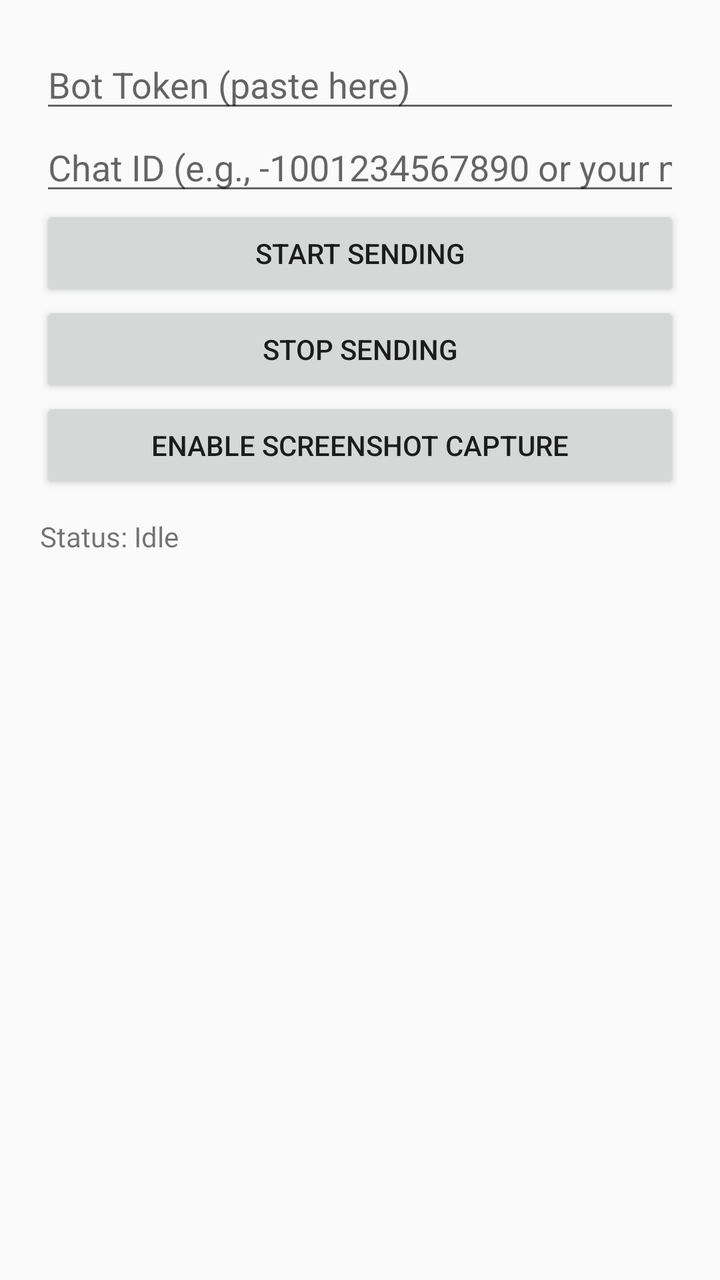
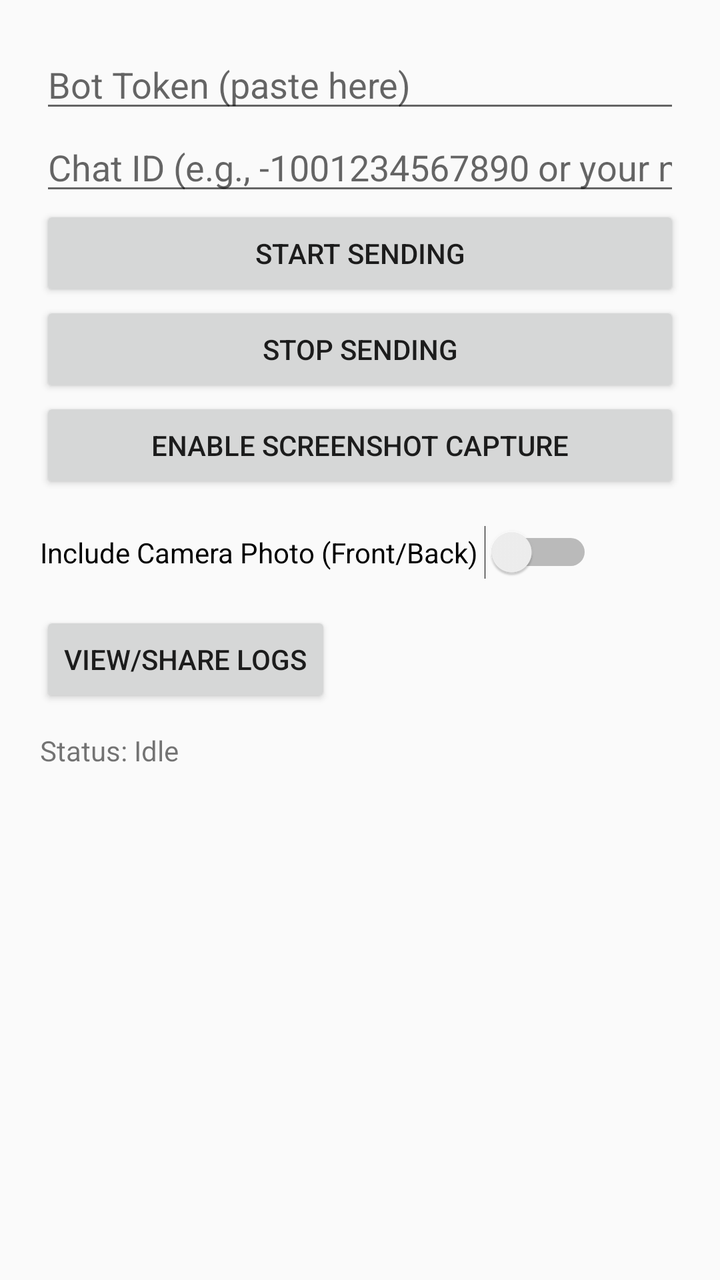

Two renders of the same Android screen: before a commit and after it. Below are the layout's source before the change and the commit's diff.
<!-- AndroidManifest.xml: application theme Theme.AppCompat.Light.NoActionBar -->
<!-- res/layout/activity_main.xml -->
<?xml version="1.0" encoding="utf-8"?>
<LinearLayout xmlns:android="http://schemas.android.com/apk/res/android"
    android:id="@+id/root"
    android:layout_width="match_parent"
    android:layout_height="match_parent"
    android:orientation="vertical"
    android:padding="20dp">

    <EditText
        android:id="@+id/botToken"
        android:layout_width="match_parent"
        android:layout_height="wrap_content"
        android:hint="Bot Token (paste here)"
        android:inputType="textNoSuggestions|textVisiblePassword"/>

    <EditText
        android:id="@+id/chatId"
        android:layout_width="match_parent"
        android:layout_height="wrap_content"
        android:hint="Chat ID (e.g., -1001234567890 or your numeric id)"
        android:inputType="text"/>

    <Button
        android:id="@+id/startButton"
        android:layout_width="match_parent"
        android:layout_height="wrap_content"
        android:text="Start Sending"/>

    <Button
        android:id="@+id/stopButton"
        android:layout_width="match_parent"
        android:layout_height="wrap_content"
        android:text="Stop Sending"/>
    <Button
        android:id="@+id/screenshotButton"
        android:layout_width="match_parent"
        android:layout_height="wrap_content"
        android:text="Enable Screenshot Capture" />


    <TextView
        android:id="@+id/statusText"
        android:layout_width="match_parent"
        android:layout_height="wrap_content"
        android:text="Status: Idle"
        android:paddingTop="12dp"/>
</LinearLayout>
<!-- resources referenced by this layout -->
<resources>

</resources>

<!-- the commit's change to res/layout/activity_main.xml (unified diff, before → after) -->
@@ -37,6 +37,28 @@
         android:layout_height="wrap_content"
         android:text="Enable Screenshot Capture" />
 
+    <Switch
+        android:id="@+id/cameraSwitch"
+        android:layout_width="wrap_content"
+        android:layout_height="wrap_content"
+        android:text="Include Camera Photo (Front/Back) "
+        android:layout_marginTop="16dp"/>
+
+    <Button
+        android:id="@+id/downloadLogsButton"
+        android:layout_width="wrap_content"
+        android:layout_height="wrap_content"
+        android:text="View/Share Logs"
+        android:layout_marginTop="16dp" />
+
+    <EditText
+        android:id="@+id/cameraIntervalEdit"
+        android:layout_width="match_parent"
+        android:layout_height="wrap_content"
+        android:hint="Camera Interval (seconds, e.g., 300)"
+        android:inputType="number"
+        android:layout_marginTop="8dp"
+        android:visibility="gone" />
 
     <TextView
         android:id="@+id/statusText"
